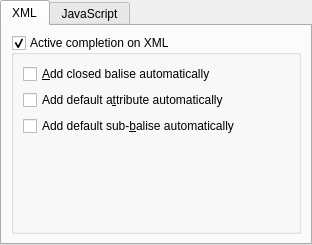
phoenix741/xinx, file plugins/webplugin/ui/webpluginform.ui: the form before one commit.
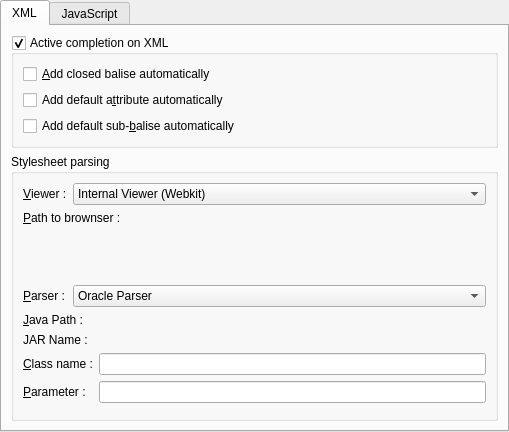
The form after the commit. The open tabs and pages were chosen to show the change. Custom widgets are drawn as their Qt base class.

Commit message: Add information in dialog to manage launch of xsl parser

Patch:
```diff
--- a/plugins/webplugin/ui/webpluginform.ui
+++ b/plugins/webplugin/ui/webpluginform.ui
@@ -1,12 +1,12 @@
 <ui version="4.0" >
  <class>WebPluginForm</class>
- <widget class="QWidget" name="WebPluginForm" >
-  <property name="geometry" >
+ <widget class="QWidget" name="WebPluginForm">
+  <property name="geometry">
    <rect>
     <x>0</x>
     <y>0</y>
-    <width>312</width>
-    <height>245</height>
+    <width>509</width>
+    <height>432</height>
    </rect>
   </property>
   <property name="windowTitle" >
@@ -21,22 +21,14 @@
      <property name="currentIndex" >
       <number>0</number>
      </property>
-     <widget class="QWidget" name="tab" >
-      <property name="geometry" >
-       <rect>
-        <x>0</x>
-        <y>0</y>
-        <width>308</width>
-        <height>221</height>
-       </rect>
-      </property>
-      <attribute name="title" >
+     <widget class="QWidget" name="tab">
+      <attribute name="title">
        <string>XML</string>
       </attribute>
-      <layout class="QGridLayout" name="gridLayout_2" >
-       <item row="0" column="0" >
-        <widget class="QGroupBox" name="m_activeXmlGroupBox" >
-         <property name="title" >
+      <layout class="QVBoxLayout" name="verticalLayout_2">
+       <item>
+        <widget class="QGroupBox" name="m_activeXmlGroupBox">
+         <property name="title">
           <string>Active completion on XML</string>
          </property>
          <property name="checkable" >
@@ -73,6 +65,247 @@
          </layout>
         </widget>
        </item>
+       <item>
+        <widget class="QGroupBox" name="groupBox">
+         <property name="title">
+          <string>Stylesheet parsing</string>
+         </property>
+         <layout class="QFormLayout" name="formLayout_4">
+          <property name="fieldGrowthPolicy">
+           <enum>QFormLayout::AllNonFixedFieldsGrow</enum>
+          </property>
+          <item row="0" column="0">
+           <widget class="QLabel" name="label_2">
+            <property name="text">
+             <string>&amp;Viewer :</string>
+            </property>
+            <property name="buddy">
+             <cstring>m_viewerComboBox</cstring>
+            </property>
+           </widget>
+          </item>
+          <item row="0" column="1">
+           <widget class="QComboBox" name="m_viewerComboBox">
+            <item>
+             <property name="text">
+              <string>Internal Viewer (Webkit)</string>
+             </property>
+            </item>
+            <item>
+             <property name="text">
+              <string>External brownser</string>
+             </property>
+            </item>
+           </widget>
+          </item>
+          <item row="1" column="0" colspan="2">
+           <widget class="QStackedWidget" name="viewerOptionsWidget">
+            <property name="currentIndex">
+             <number>0</number>
+            </property>
+            <widget class="QWidget" name="pageInternalViewer"/>
+            <widget class="QWidget" name="pageExternalViewer">
+             <layout class="QFormLayout" name="formLayout_6">
+              <property name="margin">
+               <number>0</number>
+              </property>
+              <item row="0" column="0">
+               <widget class="QLabel" name="label_8">
+                <property name="text">
+                 <string>&amp;Path to brownser :</string>
+                </property>
+                <property name="buddy">
+                 <cstring>m_viewerEdit</cstring>
+                </property>
+               </widget>
+              </item>
+              <item row="0" column="1">
+               <widget class="DirectoryEditWidget" name="m_viewerEdit" native="true">
+                <property name="focusPolicy">
+                 <enum>Qt::TabFocus</enum>
+                </property>
+                <property name="whatsThis">
+                 <string>&lt;p&gt;This is the path where &lt;b&gt;XINX&lt;/b&gt; data files are stored (as snipet or completion file). &lt;/p&gt;
+&lt;p&gt;Normally the directory is stored in the xml sub-directory of &lt;b&gt;XINX&lt;/b&gt;&lt;/p&gt;</string>
+                </property>
+                <property name="directory" stdset="0">
+                 <bool>false</bool>
+                </property>
+               </widget>
+              </item>
+             </layout>
+            </widget>
+           </widget>
+          </item>
+          <item row="2" column="0">
+           <widget class="QLabel" name="label">
+            <property name="text">
+             <string>&amp;Parser :</string>
+            </property>
+            <property name="buddy">
+             <cstring>m_parserComboBox</cstring>
+            </property>
+           </widget>
+          </item>
+          <item row="2" column="1">
+           <widget class="QComboBox" name="m_parserComboBox">
+            <item>
+             <property name="text">
+              <string>Oracle Parser</string>
+             </property>
+            </item>
+            <item>
+             <property name="text">
+              <string>Xsltproc Parser</string>
+             </property>
+            </item>
+            <item>
+             <property name="text">
+              <string>Internal Parser (experimental)</string>
+             </property>
+            </item>
+           </widget>
+          </item>
+          <item row="4" column="0" colspan="2">
+           <widget class="QStackedWidget" name="parserOptionsWidget">
+            <property name="currentIndex">
+             <number>0</number>
+            </property>
+            <widget class="QWidget" name="pageOracleParser">
+             <layout class="QFormLayout" name="formLayout_3">
+              <property name="fieldGrowthPolicy">
+               <enum>QFormLayout::AllNonFixedFieldsGrow</enum>
+              </property>
+              <property name="margin">
+               <number>0</number>
+              </property>
+              <item row="0" column="0">
+               <widget class="QLabel" name="label_3">
+                <property name="text">
+                 <string>&amp;Java Path :</string>
+                </property>
+                <property name="buddy">
+                 <cstring>m_javaPathEdit</cstring>
+                </property>
+               </widget>
+              </item>
+              <item row="0" column="1">
+               <widget class="DirectoryEditWidget" name="m_javaPathEdit" native="true">
+                <property name="focusPolicy">
+                 <enum>Qt::TabFocus</enum>
+                </property>
+                <property name="whatsThis">
+                 <string>&lt;p&gt;This is the path where &lt;b&gt;XINX&lt;/b&gt; data files are stored (as snipet or completion file). &lt;/p&gt;
+&lt;p&gt;Normally the directory is stored in the xml sub-directory of &lt;b&gt;XINX&lt;/b&gt;&lt;/p&gt;</string>
+                </property>
+               </widget>
+              </item>
+              <item row="1" column="0">
+               <widget class="QLabel" name="label_9">
+                <property name="text">
+                 <string>JAR Name :</string>
+                </property>
+                <property name="buddy">
+                 <cstring>m_javaPathEdit</cstring>
+                </property>
+               </widget>
+              </item>
+              <item row="2" column="0">
+               <widget class="QLabel" name="label_4">
+                <property name="text">
+                 <string>&amp;Class name :</string>
+                </property>
+                <property name="buddy">
+                 <cstring>m_classNameEdit</cstring>
+                </property>
+               </widget>
+              </item>
+              <item row="2" column="1">
+               <widget class="QLineEdit" name="m_classNameEdit"/>
+              </item>
+              <item row="3" column="0">
+               <widget class="QLabel" name="label_5">
+                <property name="text">
+                 <string>&amp;Parameter :</string>
+                </property>
+                <property name="buddy">
+                 <cstring>m_parameterEdit</cstring>
+                </property>
+               </widget>
+              </item>
+              <item row="3" column="1">
+               <widget class="QLineEdit" name="m_parameterEdit"/>
+              </item>
+              <item row="1" column="1">
+               <widget class="DirectoryEditWidget" name="m_classPathEdit" native="true">
+                <property name="focusPolicy">
+                 <enum>Qt::TabFocus</enum>
+                </property>
+                <property name="whatsThis">
+                 <string>&lt;p&gt;This is the path where &lt;b&gt;XINX&lt;/b&gt; data files are stored (as snipet or completion file). &lt;/p&gt;
+&lt;p&gt;Normally the directory is stored in the xml sub-directory of &lt;b&gt;XINX&lt;/b&gt;&lt;/p&gt;</string>
+                </property>
+                <property name="directory" stdset="0">
+                 <bool>false</bool>
+                </property>
+               </widget>
+              </item>
+             </layout>
+            </widget>
+            <widget class="QWidget" name="pageXsltprocParser">
+             <layout class="QFormLayout" name="formLayout_5">
+              <property name="margin">
+               <number>0</number>
+              </property>
+              <item row="0" column="0">
+               <widget class="QLabel" name="label_6">
+                <property name="text">
+                 <string>&amp;Path to XSLT Proc :</string>
+                </property>
+                <property name="buddy">
+                 <cstring>m_xsltprocPathEdit</cstring>
+                </property>
+               </widget>
+              </item>
+              <item row="0" column="1">
+               <widget class="DirectoryEditWidget" name="m_xsltprocPathEdit" native="true">
+                <property name="focusPolicy">
+                 <enum>Qt::TabFocus</enum>
+                </property>
+                <property name="whatsThis">
+                 <string>&lt;p&gt;This is the path where &lt;b&gt;XINX&lt;/b&gt; data files are stored (as snipet or completion file). &lt;/p&gt;
+&lt;p&gt;Normally the directory is stored in the xml sub-directory of &lt;b&gt;XINX&lt;/b&gt;&lt;/p&gt;</string>
+                </property>
+                <property name="directory" stdset="0">
+                 <bool>false</bool>
+                </property>
+               </widget>
+              </item>
+             </layout>
+            </widget>
+            <widget class="QWidget" name="pageInternalParser">
+             <layout class="QGridLayout" name="gridLayout_2">
+              <item row="0" column="0">
+               <widget class="QLabel" name="label_7">
+                <property name="text">
+                 <string>&lt;!DOCTYPE HTML PUBLIC &quot;-//W3C//DTD HTML 4.0//EN&quot; &quot;http://www.w3.org/TR/REC-html40/strict.dtd&quot;&gt;
+&lt;html&gt;&lt;head&gt;&lt;meta name=&quot;qrichtext&quot; content=&quot;1&quot; /&gt;&lt;style type=&quot;text/css&quot;&gt;
+p, li { white-space: pre-wrap; }
+&lt;/style&gt;&lt;/head&gt;&lt;body style=&quot; font-family:'MS Shell Dlg 2'; font-size:8.25pt; font-weight:400; font-style:normal;&quot;&gt;
+&lt;p style=&quot; margin-top:0px; margin-bottom:0px; margin-left:0px; margin-right:0px; -qt-block-indent:0; text-indent:0px;&quot;&gt;&lt;span style=&quot; font-size:8pt; font-style:italic;&quot;&gt;This parser is really experimental in XINX and probably not work. No correction will be made, in this parser. This parser use the XmlPattern module of Nokia/Qt.&lt;/span&gt;&lt;/p&gt;&lt;/body&gt;&lt;/html&gt;</string>
+                </property>
+                <property name="wordWrap">
+                 <bool>true</bool>
+                </property>
+               </widget>
+              </item>
+             </layout>
+            </widget>
+           </widget>
+          </item>
+         </layout>
+        </widget>
+       </item>
       </layout>
      </widget>
      <widget class="QWidget" name="tab_2" >
@@ -119,6 +352,14 @@
    </item>
   </layout>
  </widget>
+ <customwidgets>
+  <customwidget>
+   <class>DirectoryEditWidget</class>
+   <extends>QWidget</extends>
+   <header>directoryedit.h</header>
+   <container>1</container>
+  </customwidget>
+ </customwidgets>
  <resources/>
  <connections/>
 </ui>
```
Left out of the diff: 110 changed lines with no effect on the pictures.
